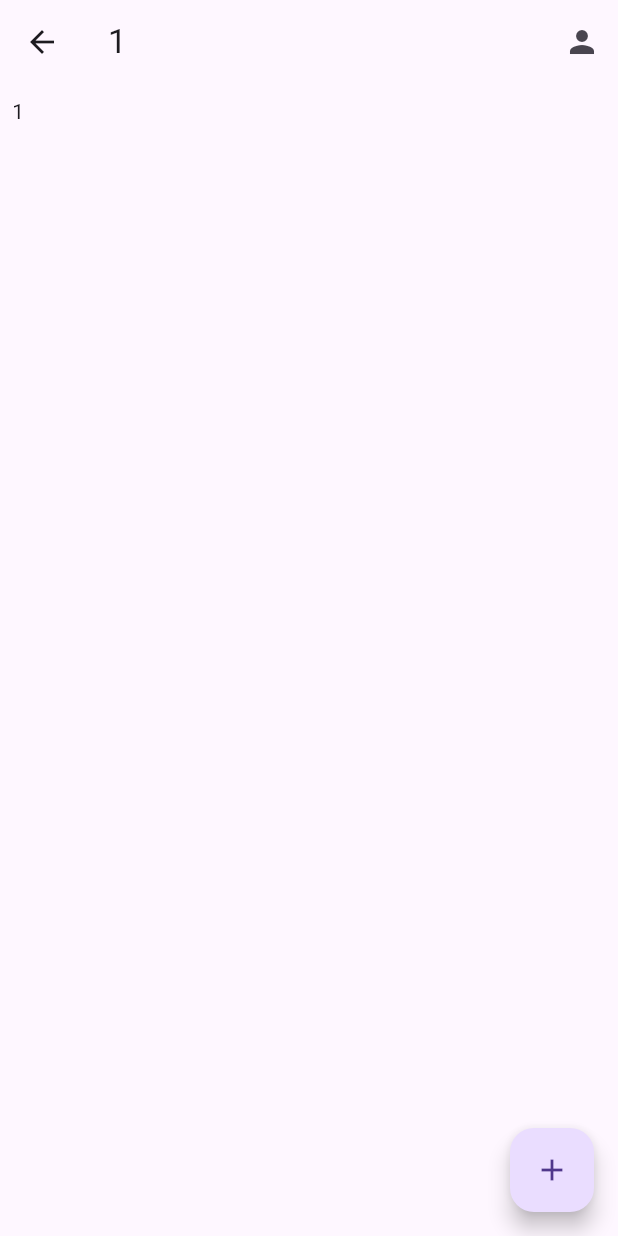
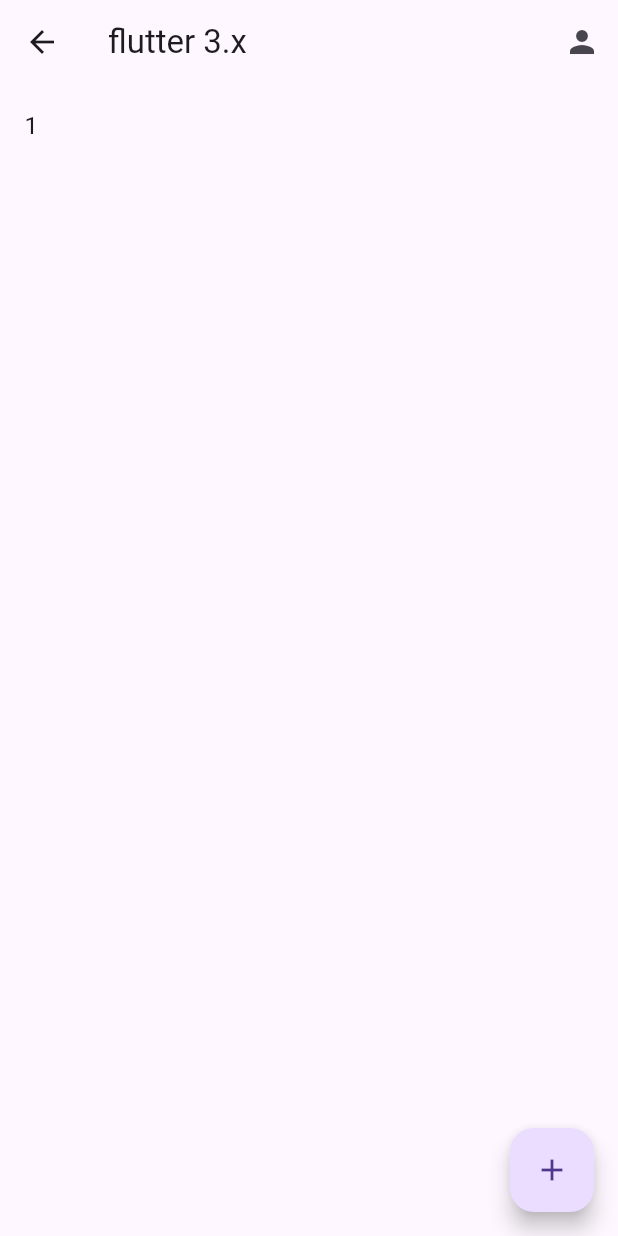
Before and after one commit to eliezerantonio/hooks, a Flutter app: the CounterView screen opened by its route, after a tap on the "person" icon, after a tap on the "add" icon, on a phone screen of 412 x 824 dp. Run offline on Flutter 3.47's test engine with Material 3 defaults, Android fonts, the phone set to English and light mode, and no system bars; our stand-ins replace connectivity_plus, faker, flutter_hooks.

Commit message:
feat(counter): :sparkles: implementation with useState

```diff
--- a/lib/views/counter.dart
+++ b/lib/views/counter.dart
@@ -7,36 +7,33 @@ class CounterView extends HookWidget {
   @override
   Widget build(BuildContext context) {
     final numbers = useState<List<int>>([]);
-    final counter = useValueNotifier<int>(0);
-
+    final names = useState<Map<String, String>>({});
     return Scaffold(
       appBar: AppBar(
-        title: ValueListenableBuilder(
-            valueListenable: counter,
-            builder: (context, value, _) {
-              return Text(value.toString());
-            }),
+        title: Text(names.value['flutter'] ?? ''),
         actions: [
           IconButton(
             onPressed: () {
-              counter.value++;
+              final map = {...names.value};
+              map['flutter'] = 'flutter 3.x';
+              names.value = map;
             },
             icon: const Icon(Icons.person),
-          )
+          ),
         ],
       ),
-      body: ListView.builder(
-        itemCount: numbers.value.length,
-        itemBuilder: (_, index) => Padding(
-          padding: const EdgeInsets.all(8.0),
-          child: Text('${numbers.value[index]}'),
-        ),
+      body: Center(
+        child: ListView.builder(
+            itemBuilder: (context, index) {
+              return ListTile(title: Text('${numbers.value[index]}'));
+            },
+            itemCount: numbers.value.length),
       ),
       floatingActionButton: FloatingActionButton(
         child: const Icon(Icons.add),
         onPressed: () {
           final list = [...numbers.value];
-          list.add(list.length + 1);
+          list.add(numbers.value.length + 1);
           numbers.value = list;
         },
       ),
```
